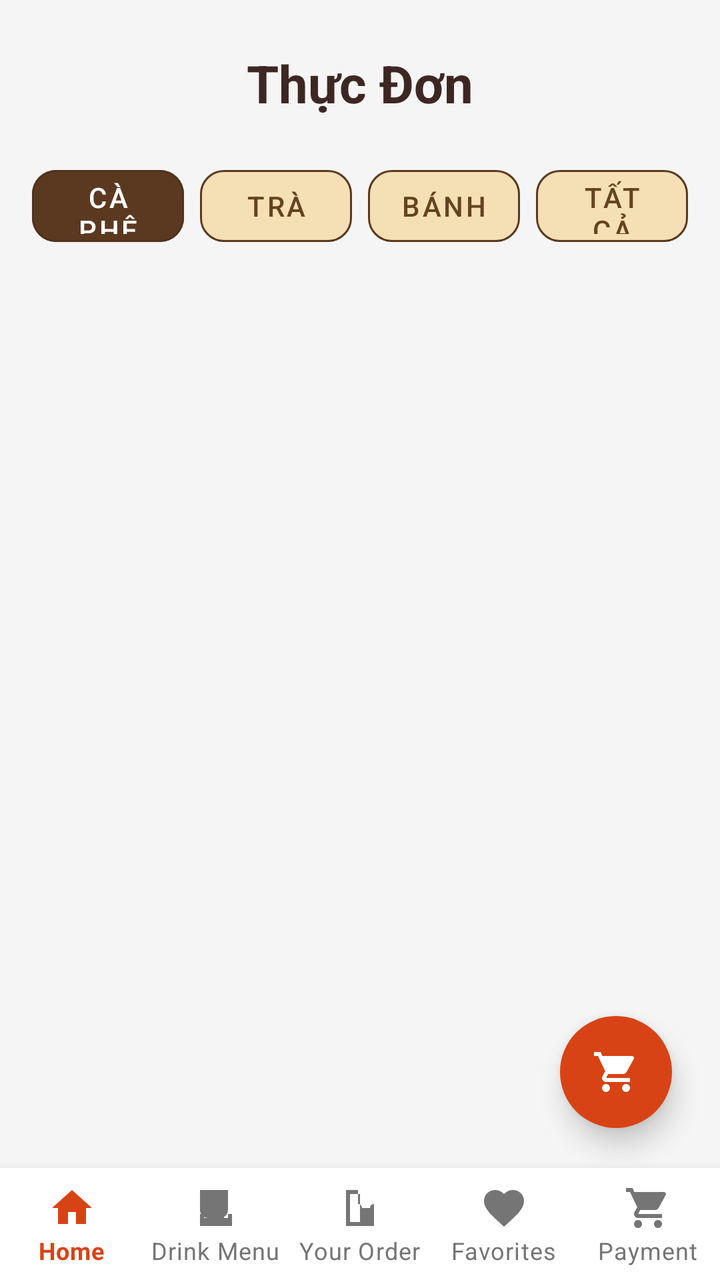
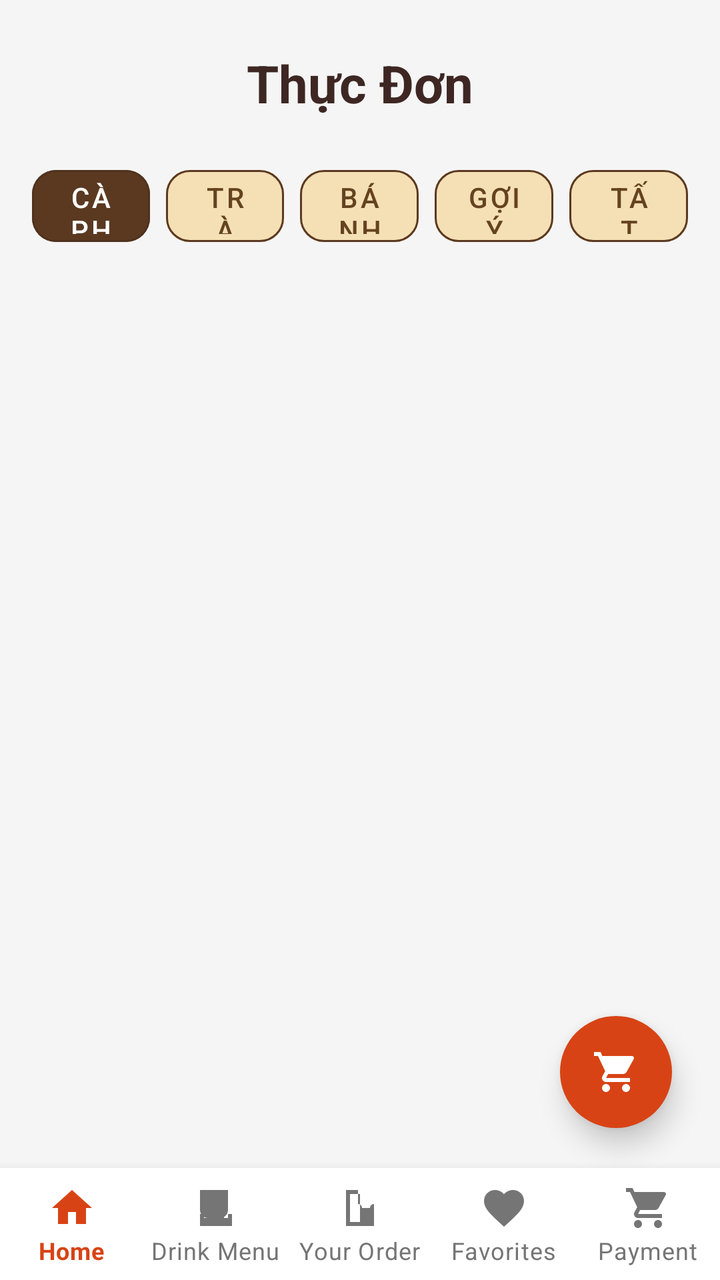

An Android layout rendered at two revisions. The XML below is the earlier revision; the diff shows what the commit changed to produce the second picture.
<!-- AndroidManifest.xml: application theme Theme.CoffeeShop -->
<!-- res/layout/activity_drink_menu.xml -->
<?xml version="1.0" encoding="utf-8"?>
<androidx.constraintlayout.widget.ConstraintLayout xmlns:android="http://schemas.android.com/apk/res/android"
    xmlns:app="http://schemas.android.com/apk/res-auto"
    xmlns:tools="http://schemas.android.com/tools"
    android:layout_width="match_parent"
    android:layout_height="match_parent"
    android:background="#F5F5F5"
    tools:context=".ui.activity.DrinkMenuActivity">

    
    <TextView
        android:id="@+id/tvTitle"
        android:layout_width="wrap_content"
        android:layout_height="wrap_content"
        android:text="Thực Đơn"
        android:textSize="26sp"
        android:textStyle="bold"
        android:textColor="#3E2723"
        android:layout_marginTop="24dp"
        app:layout_constraintTop_toTopOf="parent"
        app:layout_constraintStart_toStartOf="parent"
        app:layout_constraintEnd_toEndOf="parent"
        tools:ignore="MissingConstraints" />

    
    <LinearLayout
        android:id="@+id/filterLayout"
        android:layout_width="0dp"
        android:layout_height="wrap_content"
        android:orientation="horizontal"
        android:gravity="center"
        android:paddingHorizontal="12dp"
        android:layout_marginTop="16dp"
        app:layout_constraintTop_toBottomOf="@id/tvTitle"
        app:layout_constraintStart_toStartOf="parent"
        app:layout_constraintEnd_toEndOf="parent"
        tools:ignore="MissingConstraints">

        <com.google.android.material.button.MaterialButton
            android:id="@+id/btnCoffee"
            style="@style/Widget.MaterialComponents.Button.OutlinedButton"
            android:layout_width="0dp"
            android:layout_height="48dp"
            android:layout_weight="1"
            android:text="Cà phê"
            android:textColor="@color/white"
            android:backgroundTint="@color/brown"
            app:cornerRadius="12dp"
            android:layout_margin="4dp" />

        <com.google.android.material.button.MaterialButton
            android:id="@+id/btnTea"
            style="@style/Widget.MaterialComponents.Button.OutlinedButton"
            android:layout_width="0dp"
            android:layout_height="48dp"
            android:layout_weight="1"
            android:text="Trà"
            android:textColor="@color/dark_brown"
            android:backgroundTint="@color/backgroundLight"
            app:strokeColor="@color/brown"
            app:cornerRadius="12dp"
            android:layout_margin="4dp" />

        <com.google.android.material.button.MaterialButton
            android:id="@+id/btnCake"
            style="@style/Widget.MaterialComponents.Button.OutlinedButton"
            android:layout_width="0dp"
            android:layout_height="48dp"
            android:layout_weight="1"
            android:text="Bánh"
            android:textColor="@color/dark_brown"
            android:backgroundTint="@color/backgroundLight"
            app:strokeColor="@color/brown"
            app:cornerRadius="12dp"
            android:layout_margin="4dp" />

        <com.google.android.material.button.MaterialButton
            android:id="@+id/btnOthers"
            style="@style/Widget.MaterialComponents.Button.OutlinedButton"
            android:layout_width="0dp"
            android:layout_height="48dp"
            android:layout_weight="1"
            android:text="Tất cả"
            android:textColor="@color/dark_brown"
            android:backgroundTint="@color/backgroundLight"
            app:strokeColor="@color/brown"
            app:cornerRadius="12dp"
            android:layout_margin="4dp" />
    </LinearLayout>

    
    <androidx.recyclerview.widget.RecyclerView
        android:id="@+id/recyclerViewMenu"
        android:layout_width="0dp"
        android:layout_height="0dp"
        android:padding="8dp"
        android:clipToPadding="false"
        android:background="#F5F5F5"
        app:layout_constraintTop_toBottomOf="@id/filterLayout"
        app:layout_constraintBottom_toTopOf="@id/bottom_navigation_drink_menu"
        app:layout_constraintStart_toStartOf="parent"
        app:layout_constraintEnd_toEndOf="parent"
        tools:listitem="@layout/item_drink_card"
        tools:ignore="MissingConstraints" />

    
    <com.google.android.material.floatingactionbutton.FloatingActionButton
        android:id="@+id/fabAddOrder1"
        android:layout_width="wrap_content"
        android:layout_height="wrap_content"
        android:src="@drawable/ic_cart"
        app:tint="@android:color/white"
        app:backgroundTint="#D84315"
        app:borderWidth="0dp"
        app:elevation="8dp"
        app:layout_constraintEnd_toEndOf="parent"
        app:layout_constraintBottom_toTopOf="@id/bottom_navigation_drink_menu"
        android:layout_marginEnd="24dp"
        android:layout_marginBottom="20dp"
        tools:ignore="MissingConstraints" />

    
    <com.google.android.material.bottomnavigation.BottomNavigationView
        android:id="@+id/bottom_navigation_drink_menu"
        android:layout_width="0dp"
        android:layout_height="wrap_content"
        android:background="#FFFFFF"
        app:itemIconTint="@color/bottom_nav_colors"
        app:itemTextColor="@color/bottom_nav_colors"
        app:itemRippleColor="@android:color/transparent"
        app:labelVisibilityMode="labeled"
        app:menu="@menu/bottom_nav_menu"
        app:layout_constraintBottom_toBottomOf="parent"
        app:layout_constraintStart_toStartOf="parent"
        app:layout_constraintEnd_toEndOf="parent"
        tools:ignore="MissingConstraints" />

</androidx.constraintlayout.widget.ConstraintLayout>
<!-- res/layout/item_drink_card.xml (included above) -->
<?xml version="1.0" encoding="utf-8"?>
<androidx.cardview.widget.CardView xmlns:android="http://schemas.android.com/apk/res/android"
    xmlns:app="http://schemas.android.com/apk/res-auto"
    android:layout_width="match_parent"
    android:layout_height="220dp"
    android:layout_margin="8dp"
    app:cardCornerRadius="16dp"
    app:cardElevation="6dp">

    <LinearLayout
        android:layout_width="match_parent"
        android:layout_height="match_parent"
        android:orientation="vertical"
        android:background="#FFFFFF">

        <ImageView
            android:id="@+id/ivDrinkImage"
            android:layout_width="match_parent"
            android:layout_height="0dp"
            android:layout_weight="1"
            android:scaleType="centerCrop"
            android:src="@drawable/placeholder_coffee"
            android:contentDescription="Hình món" />

        <LinearLayout
            android:layout_width="match_parent"
            android:layout_height="wrap_content"
            android:orientation="vertical"
            android:padding="12dp">

            <TextView
                android:id="@+id/tvDrinkName"
                android:layout_width="wrap_content"
                android:layout_height="wrap_content"
                android:text="Cà phê Sữa Đá"
                android:textSize="16sp"
                android:textStyle="bold"
                android:textColor="#3E2723"
                android:maxLines="2"
                android:ellipsize="end"/>

            <TextView
                android:id="@+id/tvDrinkPrice"
                android:layout_width="wrap_content"
                android:layout_height="wrap_content"
                android:text="29.000đ"
                android:textSize="16sp"
                android:textStyle="bold"
                android:textColor="#D84315"
                android:layout_marginTop="4dp"/>
        </LinearLayout>
    </LinearLayout>
</androidx.cardview.widget.CardView>
<!-- resources referenced by this layout -->
<resources>
  <color name="backgroundLight">#F5E0B5</color>
  <color name="brown">#5B3921</color>
  <color name="dark_brown">#654321</color>
  <color name="white">#FFFFFFFF</color>
  <!-- drawable ic_cart (drawable) -->
  <?xml version="1.0" encoding="utf-8"?>
  <vector xmlns:android="http://schemas.android.com/apk/res/android"
      android:width="24dp"
      android:height="24dp"
      android:viewportWidth="24"
      android:viewportHeight="24">
  
      
      <path
          android:fillColor="#FFFFFF"
          android:pathData="M7,18c-1.1,0 -1.99,0.9 -1.99,2S5.9,22 7,22s2,-0.9 2,-2s-0.9,-2 -2,-2zM1,2v2h2l3.6,7.59l-1.35,2.45c-0.16,0.28 -0.25,0.61 -0.25,0.96c0,1.1 0.9,2 2,2h12v-2L7.42,15c-0.14,0 -0.25,-0.11 -0.25,-0.25l0.03,-0.12L8.1,13h7.45c0.75,0 1.41,-0.41 1.75,-1.03l3.58,-6.49c0.08,-0.14 0.12,-0.31 0.12,-0.48c0,-0.55 -0.45,-1 -1,-1H5.21l-0.94,-2L1,2zM17,18c-1.1,0 -1.99,0.9 -1.99,2s0.89,2 1.99,2s2,-0.9 2,-2s-0.9,-2 -2,-2z" />
  
  </vector>
  <!-- drawable placeholder_coffee (drawable) -->
  <?xml version="1.0" encoding="utf-8"?>
  <layer-list xmlns:android="http://schemas.android.com/apk/res/android">
  
      
      <item>
          <shape android:shape="rectangle">
              <solid android:color="#EEEEEE" />
              <corners android:radius="16dp" />
          </shape>
      </item>
  
      
      <item
          android:width="80dp"
          android:height="80dp"
          android:gravity="center">
          <vector
              android:width="80dp"
              android:height="80dp"
              android:viewportWidth="24"
              android:viewportHeight="24">
  
              
              <path
                  android:fillColor="#A1887F"
                  android:pathData="M18,7H6C4.9,7 4,7.9 4,9v8c0,1.1 0.9,2 2,2h12c1.1,0 2,-0.9 2,-2V9C20,7.9 19.1,7 18,7z" />
  
              
              <path
                  android:fillColor="#5D4037"
                  android:pathData="M6,9h12v6H6z" />
  
              
              <path
                  android:fillColor="#00000000"
                  android:strokeColor="#A1887F"
                  android:strokeWidth="1.5"
                  android:pathData="M9,5c0,-1.5 1,-2 1,-2s1,0.5 1,2" />
              <path
                  android:fillColor="#00000000"
                  android:strokeColor="#A1887F"
                  android:strokeWidth="1.5"
                  android:pathData="M12,5c0,-1.5 1,-2 1,-2s1,0.5 1,2" />
              <path
                  android:fillColor="#00000000"
                  android:strokeColor="#A1887F"
                  android:strokeWidth="1.5"
                  android:pathData="M15,5c0,-1.5 1,-2 1,-2s1,0.5 1,2" />
          </vector>
      </item>
  
  </layer-list>
  <style name="Theme.CoffeeShop" parent="Theme.MaterialComponents.Light.NoActionBar">
          
          <item name="colorPrimary">@color/light_brown_primary</item>
          <item name="colorPrimaryVariant">@color/light_brown_primary_variant</item>
          <item name="colorOnPrimary">@color/white</item>
          
          <item name="colorSecondary">@color/teal_200</item>
          <item name="colorSecondaryVariant">@color/teal_700</item>
          <item name="colorOnSecondary">@color/black</item>
          
          <item name="android:statusBarColor">?attr/colorPrimaryVariant</item>
          
      </style>
  <color name="light_brown_primary">#D2B48C</color>
  <color name="light_brown_primary_variant">#C0A080</color>
  <color name="teal_200">#FF03DAC5</color>
  <color name="teal_700">#FF018786</color>
  <color name="black">#FF000000</color>
</resources>

<!-- the commit's change to res/layout/activity_drink_menu.xml (unified diff, before → after) -->
@@ -68,6 +68,19 @@
             android:layout_height="48dp"
             android:layout_weight="1"
             android:text="Bánh"
+            android:textColor="@color/dark_brown"
+            android:backgroundTint="@color/backgroundLight"
+            app:strokeColor="@color/brown"
+            app:cornerRadius="12dp"
+            android:layout_margin="4dp" />
+
+        <com.google.android.material.button.MaterialButton
+            android:id="@+id/btnSeasonal"
+            style="@style/Widget.MaterialComponents.Button.OutlinedButton"
+            android:layout_width="0dp"
+            android:layout_height="48dp"
+            android:layout_weight="1"
+            android:text="Gợi ý"
             android:textColor="@color/dark_brown"
             android:backgroundTint="@color/backgroundLight"
             app:strokeColor="@color/brown"
